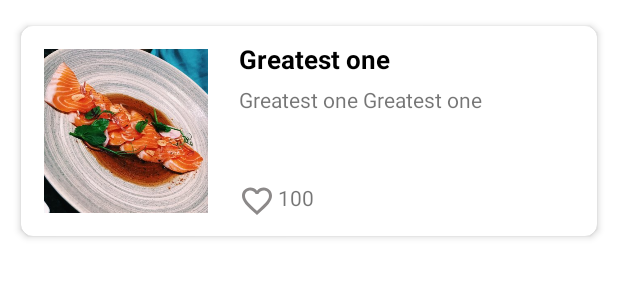
After one commit to meredith-zeng/EatWhat, an Android app: the layout using_post_card.xml on its own in the app's theme, with its tools: preview values and no code run, on a phone screen of 412 x 824 dp. The commit adds this screen. Shown: the top 300 px of the screen. Run offline under Robolectric (Android 15) with nearby library versions, the phone set to English and light mode, and no system bars.

Commit message:
post cardView

```diff
--- a/app/build.gradle
+++ b/app/build.gradle
@@ -48,6 +48,8 @@ dependencies {
     implementation 'com.google.firebase:firebase-database:19.2.1'
     implementation 'com.google.firebase:firebase-storage:19.1.1'
     implementation 'com.google.firebase:firebase-firestore:21.4.0'
+    implementation 'androidx.navigation:navigation-fragment:2.4.1'
+    implementation 'androidx.navigation:navigation-ui:2.4.1'
     testImplementation 'junit:junit:4.+'
     androidTestImplementation 'androidx.test.ext:junit:1.1.3'
     androidTestImplementation 'androidx.test.espresso:espresso-core:3.4.0'
--- a/app/src/main/res/drawable/ic_baseline_favorite_48.xml
+++ b/app/src/main/res/drawable/ic_baseline_favorite_24.xml
@@ -1,4 +1,4 @@
-<vector android:height="48dp" android:tint="#FFFFFF"
+<vector android:height="48dp" android:tint="#ffffff"
     android:viewportHeight="24" android:viewportWidth="24"
     android:width="48dp" xmlns:android="http://schemas.android.com/apk/res/android">
     <path android:fillColor="@android:color/white" android:pathData="M12,21.35l-1.45,-1.32C5.4,15.36 2,12.28 2,8.5 2,5.42 4.42,3 7.5,3c1.74,0 3.41,0.81 4.5,2.09C13.09,3.81 14.76,3 16.5,3 19.58,3 22,5.42 22,8.5c0,3.78 -3.4,6.86 -8.55,11.54L12,21.35z"/>
--- /dev/null
+++ b/app/src/main/res/drawable/ic_baseline_favorite_border_24.xml
@@ -0,0 +1,5 @@
+<vector android:height="24dp" android:tint="#8C8989"
+    android:viewportHeight="24" android:viewportWidth="24"
+    android:width="24dp" xmlns:android="http://schemas.android.com/apk/res/android">
+    <path android:fillColor="@android:color/white" android:pathData="M16.5,3c-1.74,0 -3.41,0.81 -4.5,2.09C10.91,3.81 9.24,3 7.5,3 4.42,3 2,5.42 2,8.5c0,3.78 3.4,6.86 8.55,11.54L12,21.35l1.45,-1.32C18.6,15.36 22,12.28 22,8.5 22,5.42 19.58,3 16.5,3zM12.1,18.55l-0.1,0.1 -0.1,-0.1C7.14,14.24 4,11.39 4,8.5 4,6.5 5.5,5 7.5,5c1.54,0 3.04,0.99 3.57,2.36h1.87C13.46,5.99 14.96,5 16.5,5c2,0 3.5,1.5 3.5,3.5 0,2.89 -3.14,5.74 -7.9,10.05z"/>
+</vector>
--- /dev/null
+++ b/app/src/main/res/layout/using_post_card.xml
@@ -0,0 +1,68 @@
+<?xml version="1.0" encoding="utf-8"?>
+<androidx.cardview.widget.CardView
+    xmlns:android="http://schemas.android.com/apk/res/android"
+    xmlns:app="http://schemas.android.com/apk/res-auto"
+    android:layout_width="match_parent"
+    android:layout_height="wrap_content"
+    android:layout_margin="5dp"
+    app:cardBackgroundColor="@color/white"
+    app:cardCornerRadius="8dp"
+    app:cardElevation="3dp"
+    app:cardMaxElevation="6dp"
+    app:cardPreventCornerOverlap="true"
+    app:cardUseCompatPadding="true">
+
+
+    <RelativeLayout
+        android:layout_width="match_parent"
+        android:layout_height="wrap_content">
+
+        <ImageView
+            android:id="@+id/idPostImage"
+            android:layout_width="120dp"
+            android:layout_height="120dp"
+            android:layout_margin="10dp"
+            android:contentDescription="@string/app_name"
+            android:padding="5dp"
+            android:src="@drawable/post_photo" />
+
+        <!--Text View to display post_title-->
+        <TextView
+            android:id="@+id/idPostTitle"
+            android:layout_width="match_parent"
+            android:layout_height="wrap_content"
+            android:layout_marginStart="5dp"
+            android:layout_marginTop="10dp"
+            android:layout_marginEnd="5dp"
+            android:layout_toEndOf="@id/idPostImage"
+            android:text="@string/post_title"
+            android:textColor="@color/black"
+            android:textSize="17sp"
+            android:textStyle="bold" />
+
+        <TextView
+            android:id="@+id/idPostContent"
+            android:layout_width="match_parent"
+            android:layout_height="60dp"
+            android:layout_below="@id/idPostTitle"
+            android:layout_marginStart="5dp"
+            android:layout_marginTop="5dp"
+            android:layout_marginEnd="5dp"
+            android:layout_toEndOf="@id/idPostImage"
+            android:drawablePadding="2dp"
+            android:text="@string/post_content"/>
+
+        <TextView
+            android:id="@+id/numberOfLike"
+            android:layout_width="match_parent"
+            android:layout_height="wrap_content"
+            android:layout_below="@id/idPostContent"
+            android:layout_marginStart="5dp"
+            android:layout_marginEnd="5dp"
+            android:layout_marginTop="5dp"
+            android:layout_toEndOf="@id/idPostImage"
+            android:drawablePadding="2dp"
+            android:text="@string/number_of_liked"
+            app:drawableStartCompat="@drawable/ic_baseline_favorite_border_24" />
+    </RelativeLayout>
+</androidx.cardview.widget.CardView>
--- a/app/src/main/res/values/strings.xml
+++ b/app/src/main/res/values/strings.xml
@@ -10,4 +10,17 @@
     <string name="Chinese">Pick your favourite genres</string>
     <string name="set_preference">Pick your favourite genres</string>
     <string name="logout">logout</string>
+    <string name="title_activity_card_view">CardViewActivity</string>
+    <!-- Strings used for fragments for navigation -->
+    <string name="first_fragment_label">First Fragment</string>
+    <string name="second_fragment_label">Second Fragment</string>
+    <string name="next">Next</string>
+    <string name="previous">Previous</string>
+
+    <string name="hello_first_fragment">Hello first fragment</string>
+    <string name="hello_second_fragment">Hello second fragment. Arg: %1$s</string>
+
+    <string name="post_title">Greatest one</string>
+    <string name="post_content">Greatest one Greatest one </string>
+    <string name="number_of_liked">100</string>
 </resources>
--- a/app/src/main/res/values/themes.xml
+++ b/app/src/main/res/values/themes.xml
@@ -18,6 +18,7 @@
         <item name="windowActionBar">false</item>
         <item name="windowNoTitle">true</item>
     </style>
+
     <style name="Theme.EatWhat.AppBarOverlay" parent="ThemeOverlay.AppCompat.Dark.ActionBar" />
 
     <style name="Theme.EatWhat.PopupOverlay" parent="ThemeOverlay.AppCompat.Light" />
```
Also changed, not shown: app/src/main/AndroidManifest.xml (+13 -14 lines), app/src/main/java/com/example/eatwhat/adapter/PostAdapter.java (added, +63 -0 lines), app/src/main/java/com/example/eatwhat/cardview/PostCard.java (added, +48 -0 lines), app/src/main/java/com/example/eatwhat/mainActivityFragments/NotesFragment.java (+36 -41 lines), app/src/main/res/layout/cardview_test.xml (deleted, +0 -67 lines), app/src/main/res/layout/fragment_notes.xml (+16 -10 lines), app/src/main/res/layout/unused_cardview_item_post.xml (added, +76 -0 lines).
